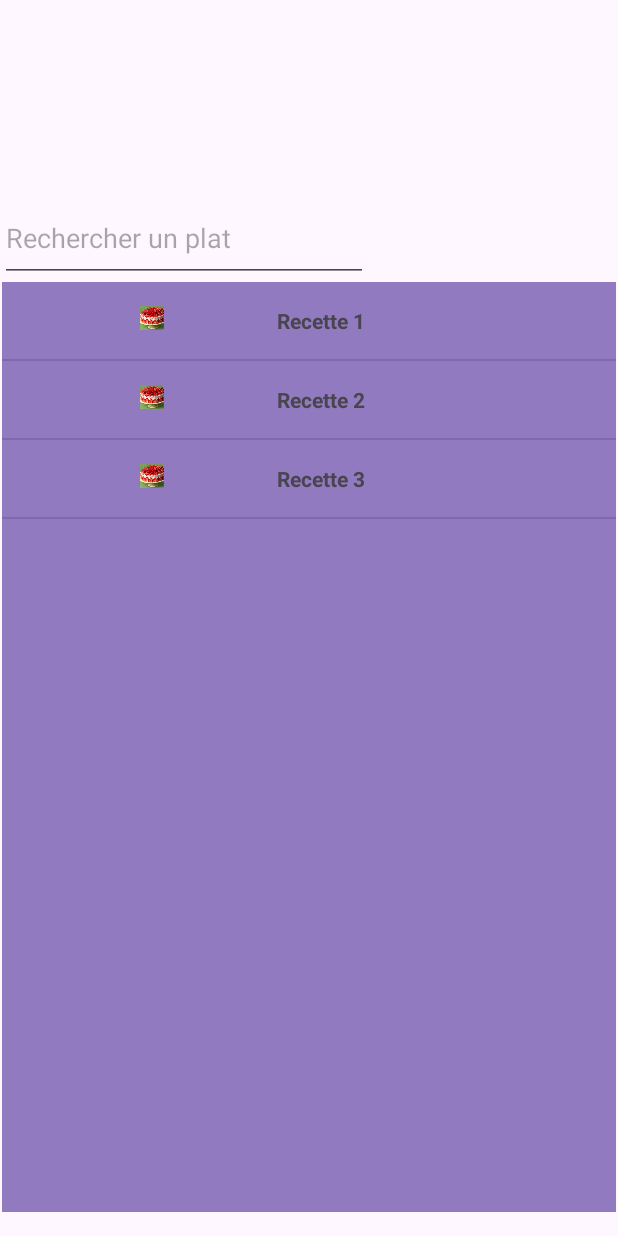
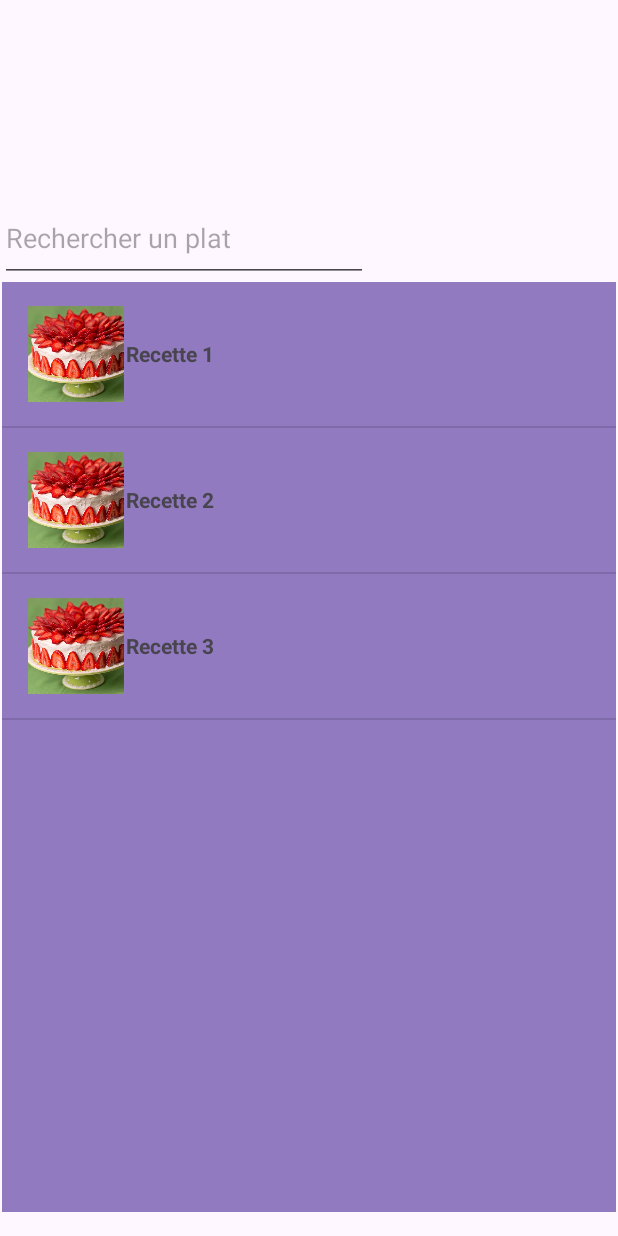
Before and after one commit to Yeetnus/Kitchen_Wizard, an Android app: the screen it shows after launch (MainActivity), on a phone screen of 412 x 824 dp. Run offline under Robolectric (Android 15) with nearby library versions, the phone set to English and light mode, and no system bars.

Commit message:
IHM main

```diff
--- a/app/src/main/res/layout/list_recette.xml
+++ b/app/src/main/res/layout/list_recette.xml
@@ -7,16 +7,17 @@
 
     <ImageView
         android:id="@+id/imageView"
-        android:layout_width="16dp"
-        android:layout_height="16dp"
+        android:layout_width="35dp"
+        android:layout_height="64dp"
         android:layout_weight="1"
         android:src="@drawable/fraise" />
 
     <TextView
         android:id="@+id/textView"
         android:layout_width="wrap_content"
-        android:layout_height="wrap_content"
-        android:layout_weight="1"
+        android:layout_height="63dp"
+        android:layout_weight="8"
         android:text="TextView"
+        android:gravity="center_vertical"
         android:textStyle="bold" />
 </LinearLayout>
```
Also changed, not shown: app/src/main/java/com/example/kitchenwizard/MainActivity.java (+27 -0 lines).
